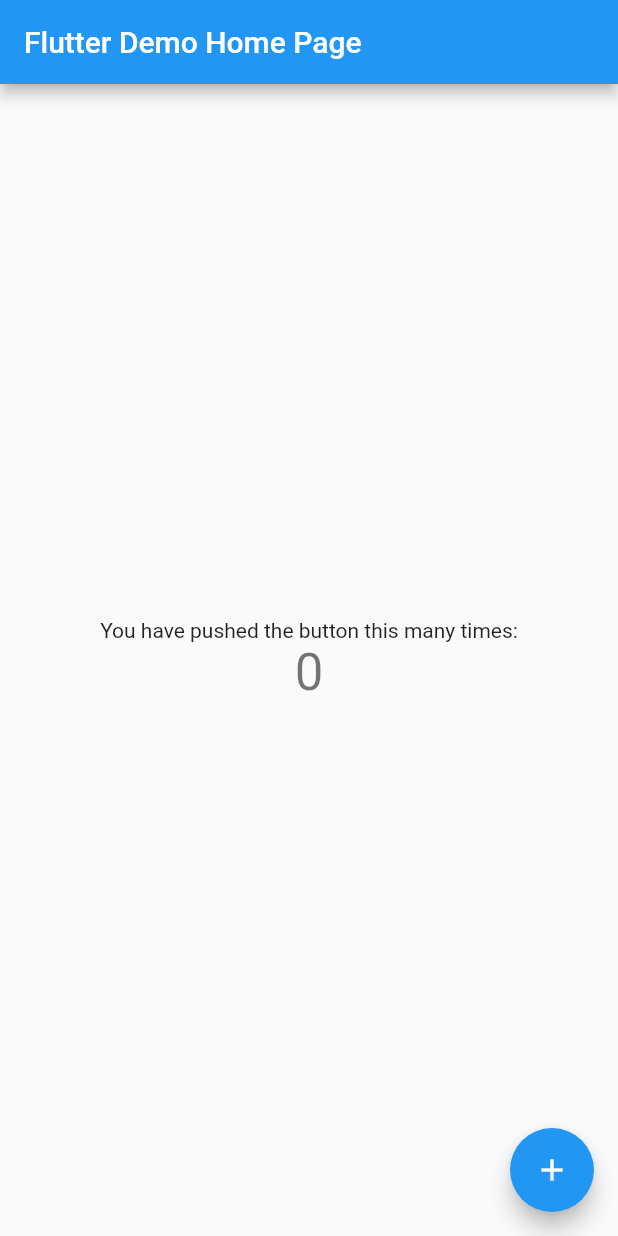
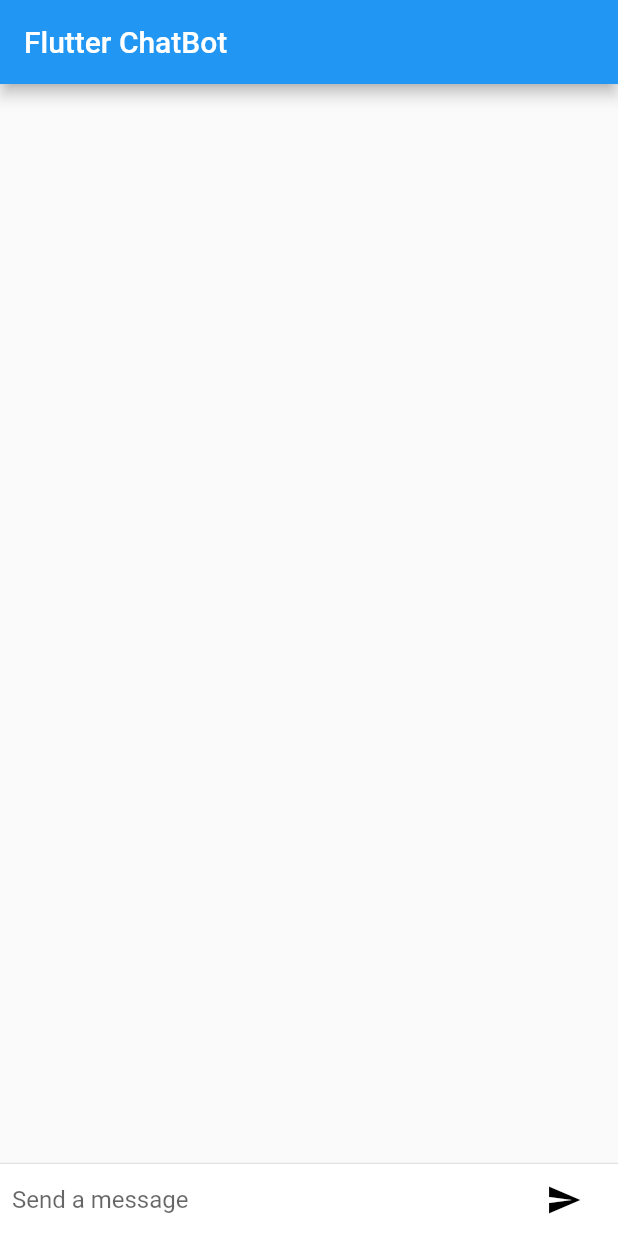
Before and after one commit to amadoug2g-zuehlke/Flutter_ChatBot, a Flutter app: the screen it shows after launch, on a phone screen of 412 x 824 dp. Run offline on Flutter 3.47's test engine with Material 2 defaults, Android fonts, the phone set to English and light mode, and no system bars; missing offline and left inert: flutter_dialogflow.

Commit message:
Implementing chat bot interface Adding basic chat bot feature

```diff
--- a/flutter_chatbot/lib/main.dart
+++ b/flutter_chatbot/lib/main.dart
@@ -1,4 +1,5 @@
 import 'package:flutter/material.dart';
+import 'package:flutter_dialogflow/dialogflow_v2.dart';
 
 void main() {
   runApp(const MyApp());
@@ -7,109 +8,197 @@ void main() {
 class MyApp extends StatelessWidget {
   const MyApp({super.key});
 
-  // This widget is the root of your application.
   @override
   Widget build(BuildContext context) {
     return MaterialApp(
-      title: 'Flutter Demo',
+      title: 'Flutter ChatBot',
       theme: ThemeData(
-        // This is the theme of your application.
-        //
-        // Try running your application with "flutter run". You'll see the
-        // application has a blue toolbar. Then, without quitting the app, try
-        // changing the primarySwatch below to Colors.green and then invoke
-        // "hot reload" (press "r" in the console where you ran "flutter run",
-        // or simply save your changes to "hot reload" in a Flutter IDE).
-        // Notice that the counter didn't reset back to zero; the application
-        // is not restarted.
         primarySwatch: Colors.blue,
       ),
-      home: const MyHomePage(title: 'Flutter Demo Home Page'),
+      home: const DialogScreen(),
     );
   }
 }
 
-class MyHomePage extends StatefulWidget {
-  const MyHomePage({super.key, required this.title});
-
-  // This widget is the home page of your application. It is stateful, meaning
-  // that it has a State object (defined below) that contains fields that affect
-  // how it looks.
-
-  // This class is the configuration for the state. It holds the values (in this
-  // case the title) provided by the parent (in this case the App widget) and
-  // used by the build method of the State. Fields in a Widget subclass are
-  // always marked "final".
-
-  final String title;
+class DialogScreen extends StatefulWidget {
+  const DialogScreen({Key? key}) : super(key: key);
 
   @override
-  State<MyHomePage> createState() => _MyHomePageState();
+  State<DialogScreen> createState() => _DialogScreenState();
 }
 
-class _MyHomePageState extends State<MyHomePage> {
-  int _counter = 0;
+class _DialogScreenState extends State<DialogScreen> {
+  final List<ChatMessage> _messages = [];
+  final TextEditingController _textEditingController = TextEditingController();
 
-  void _incrementCounter() {
+  Widget _buildInputField() {
+    return IconTheme(
+      data: const IconThemeData(),
+      child: Container(
+        margin: const EdgeInsets.symmetric(horizontal: 8.0),
+        child: Row(
+          children: [
+            Flexible(
+              child: TextField(
+                controller: _textEditingController,
+                onSubmitted: _handleSubmitted,
+                decoration:
+                    const InputDecoration.collapsed(hintText: "Send a message"),
+              ),
+            ),
+            Container(
+              margin: const EdgeInsets.symmetric(horizontal: 4.0),
+              child: IconButton(
+                icon: const Icon(Icons.send),
+                onPressed: () => _handleSubmitted(_textEditingController.text),
+              ),
+            ),
+          ],
+        ),
+      ),
+    );
+  }
+
+  void nextResponse(query) async {
+    _textEditingController.clear();
+    AuthGoogle authGoogle =
+        await AuthGoogle(fileJson: "assets/credentials.json").build();
+    Dialogflow dialogflow = Dialogflow(
+      authGoogle: authGoogle,
+      language: Language.english,
+    );
+    AIResponse response = await dialogflow.detectIntent(query);
+    ChatMessage botMessage = ChatMessage(
+      textMessage: response.getMessage() ??
+          CardDialogflow(response.getListMessage()[0]).title,
+      senderName: "Bot",
+      isMessageFromUser: false,
+    );
     setState(() {
-      // This call to setState tells the Flutter framework that something has
-      // changed in this State, which causes it to rerun the build method below
-      // so that the display can reflect the updated values. If we changed
-      // _counter without calling setState(), then the build method would not be
-      // called again, and so nothing would appear to happen.
-      _counter++;
+      _messages.insert(0, botMessage);
     });
+  }
+
+  void _handleSubmitted(String text) {
+    _textEditingController.clear();
+    ChatMessage userMessage = ChatMessage(
+      textMessage: text,
+      senderName: 'User',
+      isMessageFromUser: true,
+    );
+    setState(() {
+      _messages.insert(0, userMessage);
+    });
+    nextResponse(text);
   }
 
   @override
   Widget build(BuildContext context) {
-    // This method is rerun every time setState is called, for instance as done
-    // by the _incrementCounter method above.
-    //
-    // The Flutter framework has been optimized to make rerunning build methods
-    // fast, so that you can just rebuild anything that needs updating rather
-    // than having to individually change instances of widgets.
     return Scaffold(
       appBar: AppBar(
-        // Here we take the value from the MyHomePage object that was created by
-        // the App.build method, and use it to set our appbar title.
-        title: Text(widget.title),
+        title: const Text('Flutter ChatBot'),
       ),
-      body: Center(
-        // Center is a layout widget. It takes a single child and positions it
-        // in the middle of the parent.
+      body: Column(
+        children: <Widget>[
+          Flexible(
+            child: ListView.builder(
+              padding: const EdgeInsets.all(8.0),
+              reverse: true,
+              itemBuilder: (_, int index) => _messages[index],
+              itemCount: _messages.length,
+            ),
+          ),
+          const Divider(
+            height: 1.0,
+          ),
+          Container(
+            decoration: BoxDecoration(color: Theme.of(context).cardColor),
+            child: _buildInputField(),
+          )
+        ],
+      ),
+    );
+  }
+}
+
+class ChatMessage extends StatelessWidget {
+  const ChatMessage({
+    Key? key,
+    required this.textMessage,
+    required this.senderName,
+    required this.isMessageFromUser,
+  }) : super(key: key);
+
+  final String textMessage;
+  final String senderName;
+  final bool isMessageFromUser;
+
+  List<Widget> botMessage(context) {
+    return <Widget>[
+      Container(
+        margin: const EdgeInsets.only(right: 16.0),
+        child: const CircleAvatar(
+            child: Text(
+          'B',
+          style: TextStyle(fontWeight: FontWeight.bold),
+        )),
+      ),
+      Expanded(
         child: Column(
-          // Column is also a layout widget. It takes a list of children and
-          // arranges them vertically. By default, it sizes itself to fit its
-          // children horizontally, and tries to be as tall as its parent.
-          //
-          // Invoke "debug painting" (press "p" in the console, choose the
-          // "Toggle Debug Paint" action from the Flutter Inspector in Android
-          // Studio, or the "Toggle Debug Paint" command in Visual Studio Code)
-          // to see the wireframe for each widget.
-          //
-          // Column has various properties to control how it sizes itself and
-          // how it positions its children. Here we use mainAxisAlignment to
-          // center the children vertically; the main axis here is the vertical
-          // axis because Columns are vertical (the cross axis would be
-          // horizontal).
-          mainAxisAlignment: MainAxisAlignment.center,
+          crossAxisAlignment: CrossAxisAlignment.start,
           children: <Widget>[
-            const Text(
-              'You have pushed the button this many times:',
+            Text(
+              senderName,
+              style: const TextStyle(fontWeight: FontWeight.bold),
             ),
+            Container(
+              margin: const EdgeInsets.only(top: 5.0),
+              child: Text(textMessage),
+            )
+          ],
+        ),
+      )
+    ];
+  }
+
+  List<Widget> userMessage(context) {
+    return <Widget>[
+      Expanded(
+        child: Column(
+          crossAxisAlignment: CrossAxisAlignment.end,
+          children: [
             Text(
-              '$_counter',
-              style: Theme.of(context).textTheme.headlineMedium,
+              senderName,
+              style: const TextStyle(fontWeight: FontWeight.bold),
             ),
+            Container(
+              margin: const EdgeInsets.only(top: 5.0),
+              child: Text(textMessage),
+            )
           ],
         ),
       ),
-      floatingActionButton: FloatingActionButton(
-        onPressed: _incrementCounter,
-        tooltip: 'Increment',
-        child: const Icon(Icons.add),
-      ), // This trailing comma makes auto-formatting nicer for build methods.
+      Container(
+        margin: const EdgeInsets.only(left: 16.0),
+        child: CircleAvatar(
+          child: Text(
+            senderName[0],
+            style: const TextStyle(fontWeight: FontWeight.bold),
+          ),
+        ),
+      ),
+    ];
+  }
+
+  @override
+  Widget build(BuildContext context) {
+    return Container(
+      margin: const EdgeInsets.symmetric(vertical: 10.0),
+      child: Row(
+        crossAxisAlignment: CrossAxisAlignment.start,
+        children:
+            isMessageFromUser ? userMessage(context) : botMessage(context),
+      ),
     );
   }
 }
```
Also changed, not shown: flutter_chatbot/pubspec.yaml (+4 -70 lines), flutter_chatbot/pubspec.lock, 2 other files.
